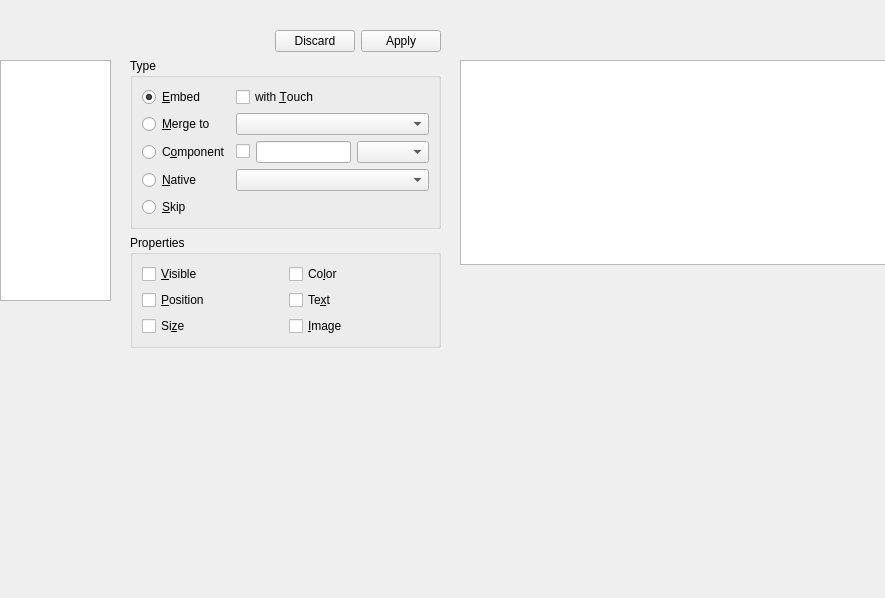
First picture: the form in src/apps/psdexporter/psdwidget.ui, repository signal-slot/qtpsd, before the edit.
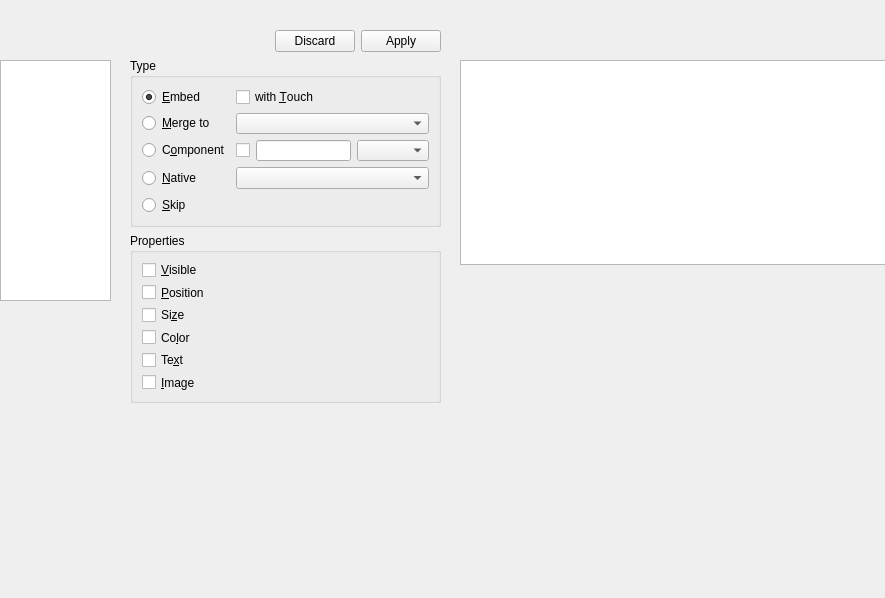
Second picture: the form after the edit. Custom widgets are drawn as their Qt base class.

Commit message:
Change Properties section to FormLayout with value display
- Convert Properties from GridLayout to FormLayout
- Add value labels next to each property checkbox
- Display current layer values: visible, position, size, color, text, image
- Show image thumbnail preview for image layers
- For multiple selection, show common values or "(multiple)"

The edit to the form file:
```diff
--- a/src/apps/psdexporter/psdwidget.ui
+++ b/src/apps/psdexporter/psdwidget.ui
@@ -131,7 +131,7 @@
       <property name="title">
        <string>Properties</string>
       </property>
-      <layout class="QGridLayout" name="gridLayout">
+      <layout class="QFormLayout" name="formLayout">
        <item row="0" column="0">
         <widget class="QCheckBox" name="visible">
          <property name="text">
@@ -140,9 +140,9 @@
         </widget>
        </item>
        <item row="0" column="1">
-        <widget class="QCheckBox" name="color">
+        <widget class="QLabel" name="visibleValue">
          <property name="text">
-          <string>Co&amp;lor</string>
+          <string/>
          </property>
         </widget>
        </item>
@@ -154,9 +154,9 @@
         </widget>
        </item>
        <item row="1" column="1">
-        <widget class="QCheckBox" name="text">
+        <widget class="QLabel" name="positionValue">
          <property name="text">
-          <string>Te&amp;xt</string>
+          <string/>
          </property>
         </widget>
        </item>
@@ -168,6 +168,41 @@
         </widget>
        </item>
        <item row="2" column="1">
+        <widget class="QLabel" name="sizeValue">
+         <property name="text">
+          <string/>
+         </property>
+        </widget>
+       </item>
+       <item row="3" column="0">
+        <widget class="QCheckBox" name="color">
+         <property name="text">
+          <string>Co&amp;lor</string>
+         </property>
+        </widget>
+       </item>
+       <item row="3" column="1">
+        <widget class="QLabel" name="colorValue">
+         <property name="text">
+          <string/>
+         </property>
+        </widget>
+       </item>
+       <item row="4" column="0">
+        <widget class="QCheckBox" name="text">
+         <property name="text">
+          <string>Te&amp;xt</string>
+         </property>
+        </widget>
+       </item>
+       <item row="4" column="1">
+        <widget class="QLabel" name="textValue">
+         <property name="text">
+          <string/>
+         </property>
+        </widget>
+       </item>
+       <item row="5" column="0">
         <widget class="QCheckBox" name="image">
          <property name="text">
           <string>&amp;Image</string>
```
Left out of the diff: 7 changed lines with no effect on the pictures. The commit also changes 1 other file.
